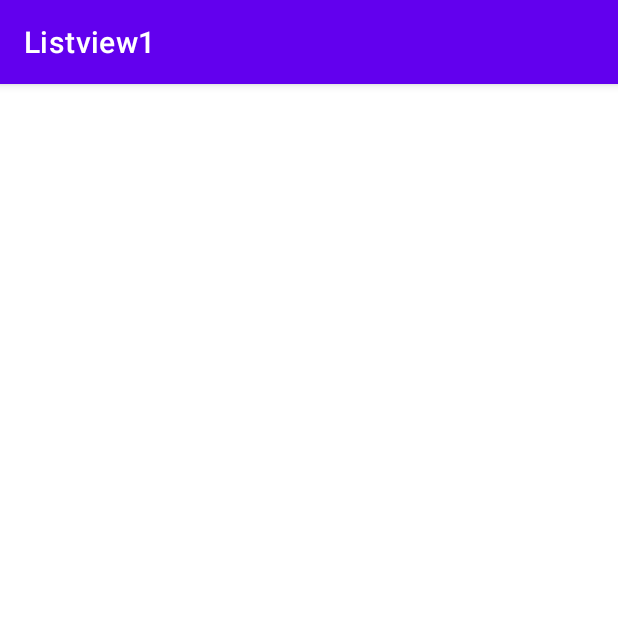
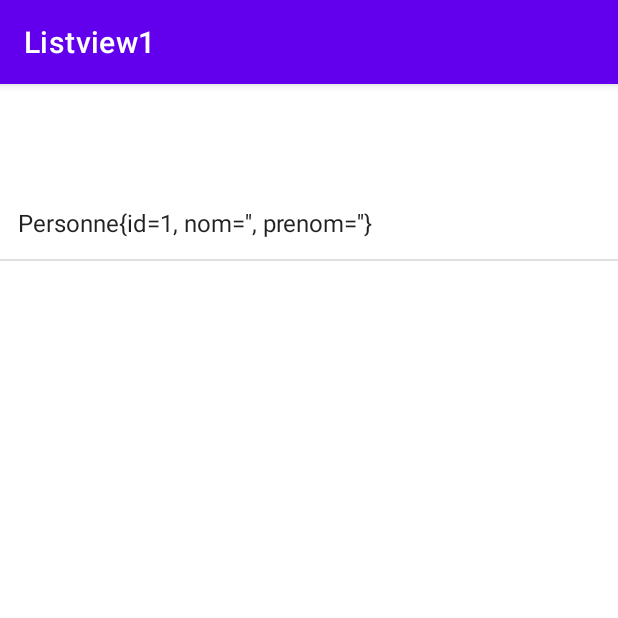
Before and after one commit to david95110/Listview1, an Android app: the screen it shows after launch (ListViewActivity), after a tap on "BUTTON", on a phone screen of 412 x 824 dp, the top half of it. Run offline under Robolectric (Android 15) with nearby library versions, the phone set to English and light mode, and no system bars.

```diff
--- a/app/src/main/java/com/example/listview1/ListViewActivity.java
+++ b/app/src/main/java/com/example/listview1/ListViewActivity.java
@@ -2,13 +2,38 @@ package com.example.listview1;
 
 import androidx.appcompat.app.AppCompatActivity;
 
+import android.content.Intent;
 import android.os.Bundle;
+import android.widget.ArrayAdapter;
+import android.widget.ListView;
+
+import com.example.listview1.model.Personne;
+
+import java.util.ArrayList;
 
 public class ListViewActivity extends AppCompatActivity {
+
+    ListView listView ;
+    //on definit un ArrayAdaptateur pour adapter la liste des
+    // personnes au listview
+    ArrayAdapter<Personne> personneArrayAdapter;
+
+
 
     @Override
     protected void onCreate(Bundle savedInstanceState) {
         super.onCreate(savedInstanceState);
         setContentView(R.layout.activity_list_view);
+
+        listView = findViewById(R.id.listView);
+        // on recupere l'intent envoyé par la MainActivity
+        Intent intent = getIntent();
+        // on recupere l'ArrayList<Personne>
+        ArrayList<Personne> personnes =
+                (ArrayList<Personne>) intent.getSerializableExtra(MainActivity.LIST_PERSONNES);
+        // on va instancier l'ArrayAdapter
+        personneArrayAdapter = new ArrayAdapter<>(this,
+                android.R.layout.simple_list_item_1,personnes);
+        listView.setAdapter(personneArrayAdapter);
     }
 }
--- a/app/src/main/java/com/example/listview1/MainActivity.java
+++ b/app/src/main/java/com/example/listview1/MainActivity.java
@@ -15,7 +15,7 @@ import java.util.ArrayList;
 public class MainActivity extends AppCompatActivity {
     public static final String LIST_PERSONNES="personnes";
     EditText eNom, ePrenom;
-    ArrayList<Personne> personnes = new ArrayList<>();
+
 
     @Override
     protected void onCreate(Bundle savedInstanceState) {
@@ -37,7 +37,7 @@ public class MainActivity extends AppCompatActivity {
         // il n'y a pas de DB derriere pour l'auto-incrementation
         // de l'id, donc on lui donne ici tojours la même valeur
         // cette ligne est à supprimer losqu'on on rajoutera la db
-        Personne.setId(1);
+        personne.setId(1);
 
         // on ajoute la personne à l'arraylist
         DaoPersonne.addPersonne(personne);
--- a/app/src/main/res/layout/activity_list_view.xml
+++ b/app/src/main/res/layout/activity_list_view.xml
@@ -8,6 +8,7 @@
     tools:context=".ListViewActivity">
 
     <ListView
+        android:id="@+id/listView"
         android:layout_width="421dp"
         android:layout_height="631dp"
         app:layout_constraintBottom_toBottomOf="parent"
```
Also changed, not shown: app/src/main/res/layout/activity_main.xml (+12 -18 lines).
